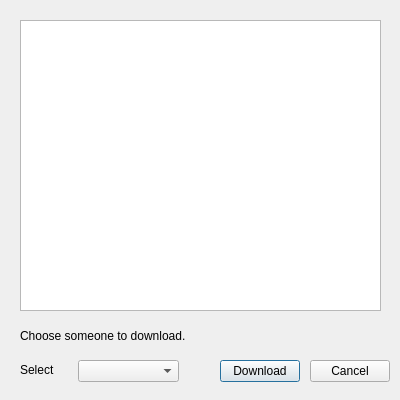
This is app/ui/files_list_dialog.ui in ingbyr/vdm as Qt 5 draws it before an edit. The edited form follows.
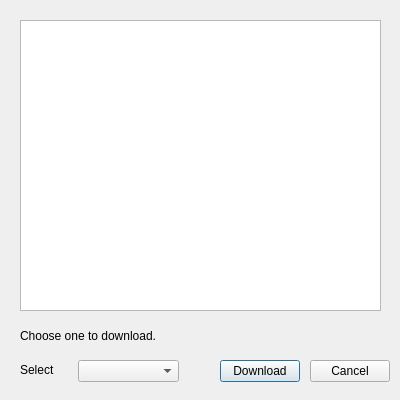
This is the edited form. Icons and pictures are not drawn.

```diff
--- a/app/ui/files_list_dialog.ui
+++ b/app/ui/files_list_dialog.ui
@@ -40,7 +40,7 @@
     </rect>
    </property>
    <property name="text">
-    <string>Choose someone to download.</string>
+    <string>Choose one to download.</string>
    </property>
   </widget>
   <widget class="QLabel" name="label_2">
```
